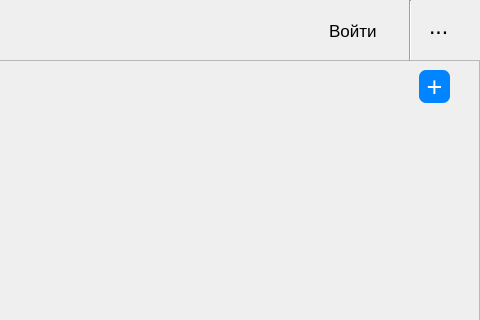
Dmitriyburin/web_proj1, file ui_files/main.ui: the form before one commit; both pictures show x 351 to 831 and y 0 to 320 of the 831 by 532 pixel window.
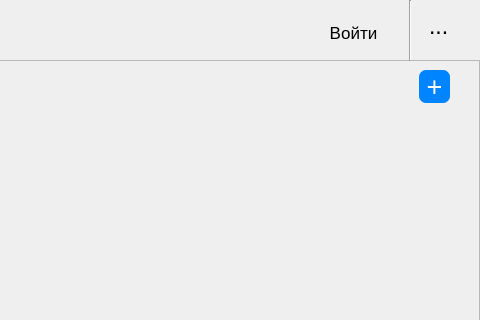
The form after the commit.

Patch:
```diff
--- a/ui_files/main.ui
+++ b/ui_files/main.ui
@@ -202,32 +202,6 @@
     <enum>Qt::Horizontal</enum>
    </property>
   </widget>
-  <widget class="QLabel" name="enterButton">
-   <property name="geometry">
-    <rect>
-     <x>680</x>
-     <y>20</y>
-     <width>61</width>
-     <height>21</height>
-    </rect>
-   </property>
-   <property name="font">
-    <font>
-     <pointsize>13</pointsize>
-     <weight>50</weight>
-     <bold>false</bold>
-    </font>
-   </property>
-   <property name="styleSheet">
-    <string notr="true">
-QLabel:hover {
-	color: blue;
-}</string>
-   </property>
-   <property name="text">
-    <string>Войти</string>
-   </property>
-  </widget>
   <widget class="Line" name="line_2">
    <property name="geometry">
     <rect>
@@ -311,6 +285,32 @@
     <string>+</string>
    </property>
   </widget>
+  <widget class="QPushButton" name="loginButton">
+   <property name="geometry">
+    <rect>
+     <x>664</x>
+     <y>12</y>
+     <width>81</width>
+     <height>41</height>
+    </rect>
+   </property>
+   <property name="font">
+    <font>
+     <pointsize>13</pointsize>
+    </font>
+   </property>
+   <property name="styleSheet">
+    <string notr="true">QPushButton{
+	border: none;
+}
+QPushButton:hover{
+	color: rgb(0, 132, 255);
+}</string>
+   </property>
+   <property name="text">
+    <string>Войти</string>
+   </property>
+  </widget>
  </widget>
  <resources/>
  <connections/>
```
